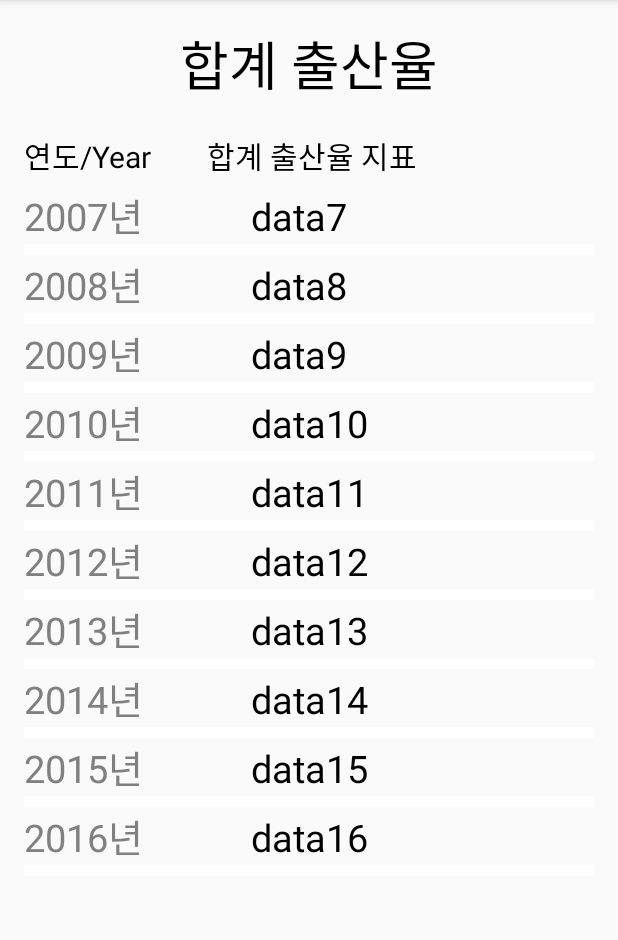
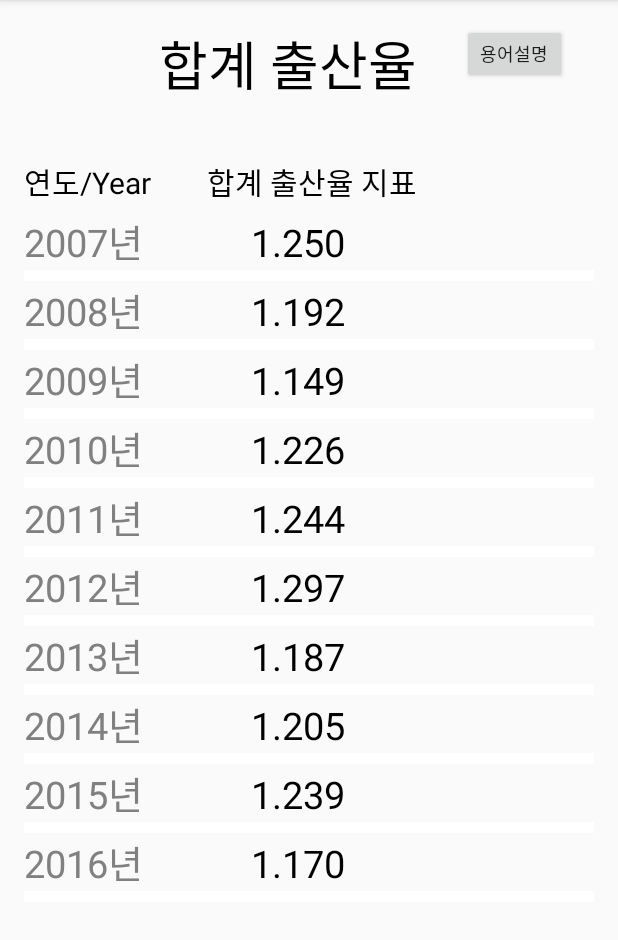
Before and after one commit to choijuhyuck/New_CK_JAVA_ANDROID_PROJECT, an Android app: the Population screen opened directly, with no data from a screen before it, after a tap on "합계 출산율(FERTILITY RATE)", on a phone screen of 412 x 824 dp, the part 84-1024 px from its top. Run offline under Robolectric (Android 15) with nearby library versions, the phone set to English and light mode, and no system bars.

Commit message:
인구 가구 크롤링

```diff
--- a/app/build.gradle
+++ b/app/build.gradle
@@ -28,7 +28,7 @@ dependencies {
     testCompile 'junit:junit:4.12'
     compile 'com.android.support.constraint:constraint-layout:1.0.2'
 
-    // jsoup 코드 추가
+    // ** jsoup 코드 추가
     compile group: 'org.jsoup', name: 'jsoup', version: '1.9.2'
 
 }
--- a/app/src/main/AndroidManifest.xml
+++ b/app/src/main/AndroidManifest.xml
@@ -1,6 +1,7 @@
 <?xml version="1.0" encoding="utf-8"?>
 <manifest xmlns:android="http://schemas.android.com/apk/res/android"
     package="com.example.juhyuck.ck_java_android_project">
+    <uses-permission android:name="android.permission.INTERNET" />
 
     <application
         android:allowBackup="true"
--- a/app/src/main/java/com/example/juhyuck/ck_java_android_project/population_component/Fertility_Rate.java
+++ b/app/src/main/java/com/example/juhyuck/ck_java_android_project/population_component/Fertility_Rate.java
@@ -4,6 +4,7 @@ import android.os.Bundle;
 import android.support.v7.app.AppCompatActivity;
 import android.view.View;
 import android.widget.AdapterView;
+import android.widget.Button;
 import android.widget.ListView;
 import android.widget.Toast;
 
@@ -16,19 +17,21 @@ public class Fertility_Rate extends AppCompatActivity {
 
     ListView listView;
     ListViewAdapter adapter;
-
+    Button btn1;
     @Override
     protected void onCreate(Bundle savedInstanceState) {
         super.onCreate(savedInstanceState);
         setContentView(R.layout.population_fertility__rate);
 
+        btn1 = (Button)findViewById(R.id.button1);
         listView = (ListView)findViewById(R.id.listview1);
+
         adapter = new ListViewAdapter();
 
-        adapter.addItem("2007년","data7");adapter.addItem("2008년","data8");
-        adapter.addItem("2009년","data9");adapter.addItem("2010년","data10");adapter.addItem("2011년","data11");
-        adapter.addItem("2012년","data12");adapter.addItem("2013년","data13");adapter.addItem("2014년","data14");
-        adapter.addItem("2015년","data15");adapter.addItem("2016년","data16");
+        adapter.addItem("2007년","1.250");adapter.addItem("2008년","1.192");
+        adapter.addItem("2009년","1.149");adapter.addItem("2010년","1.226");adapter.addItem("2011년","1.244");
+        adapter.addItem("2012년","1.297");adapter.addItem("2013년","1.187");adapter.addItem("2014년","1.205");
+        adapter.addItem("2015년","1.239");adapter.addItem("2016년","1.170");
 
         listView.setAdapter(adapter);
 
@@ -39,10 +42,19 @@ public class Fertility_Rate extends AppCompatActivity {
                 Toast.makeText(getApplicationContext(),listViewItem.getText1()+"의 합계출산율은 "
                         +listViewItem.getText2()+"입니다.",Toast.LENGTH_SHORT).show();
             }
+        });
 
+        btn1.setOnClickListener(new Button.OnClickListener(){
+            @Override public void onClick(View view) {
+                Toast.makeText(getApplicationContext(), "합계출산율 : 한 여자가 가임기간(15세~49세) 동안 낳을 것으로 예상되는 평균 출생아 수"
+                        ,Toast.LENGTH_LONG).show();
 
+            }
         });
 
     }
 
+
+
+
 }
--- a/app/src/main/java/com/example/juhyuck/ck_java_android_project/population_component/Population.java
+++ b/app/src/main/java/com/example/juhyuck/ck_java_android_project/population_component/Population.java
@@ -1,12 +1,22 @@
 package com.example.juhyuck.ck_java_android_project.population_component;
 
 import android.content.Intent;
+import android.os.AsyncTask;
 import android.os.Bundle;
 import android.support.v7.app.AppCompatActivity;
 import android.view.View;
 import android.widget.Button;
+import android.widget.TextView;
 
 import com.example.juhyuck.ck_java_android_project.R;
+
+import org.jsoup.Jsoup;
+import org.jsoup.nodes.Document;
+import org.jsoup.select.Elements;
+
+import java.io.IOException;
+import java.util.HashMap;
+import java.util.Map;
 
 // 합계 출산율
 // 혼인건수
@@ -14,34 +24,76 @@ import com.example.juhyuck.ck_java_android_project.R;
 
 public class Population extends AppCompatActivity {
     private Button bt1, bt2, bt3;
+    private TextView tx1, tx2;
 
-
-    protected void onCreate(Bundle savedInstanceState){
+    protected void onCreate(Bundle savedInstanceState) {
         super.onCreate(savedInstanceState);
         setContentView(R.layout.population);
 
-        bt1= (Button) findViewById(R.id.button1);
-        bt2= (Button) findViewById(R.id.button1);
-        bt3= (Button) findViewById(R.id.button1);
+        bt1 = (Button) findViewById(R.id.button1);
+        bt2 = (Button) findViewById(R.id.button1);
+        bt3 = (Button) findViewById(R.id.button1);
+        tx1 = (TextView) findViewById(R.id.textView1);
+        tx2 = (TextView) findViewById(R.id.textView2);
 
-
-        bt1.setOnClickListener(new View.OnClickListener(){
+        bt1.setOnClickListener(new View.OnClickListener() {
 
             @Override
-            public void onClick(View v){
-                Intent intent = new Intent(getApplicationContext(),Fertility_Rate.class);
+            public void onClick(View v) {
+                Intent intent = new Intent(getApplicationContext(), Fertility_Rate.class);
                 intent.setFlags(Intent.FLAG_ACTIVITY_SINGLE_TOP);
 
                 startActivityForResult(intent, 1000);
             }
 
         });
+    }
+
+
+    @Override
+    protected void onResume() {
+        super.onResume();
+
+        DataCrawling task = new DataCrawling();
+        task.execute();
+    }
+
+    protected class DataCrawling extends AsyncTask<Void, Void, Map<String, String>> {
+
+
+        @Override
+        protected Map<String, String> doInBackground(Void... params) {
+            Map<String, String> result = new HashMap<String, String>();
+            //Map<String, String> datalist = new HashMap<String, String>();
+
+            try {
+                Document document = Jsoup.connect("http://kosis.kr/nsportalStats/nsportalStats_0102Body.jsp?menuId=10").get();
+
+                // 인구*가구 title 갖고오기
+                Elements elements = document.select(".tline #menu_10");
+                result.put("mainTilte", elements.text());
+
+                elements = document.select(".Subject #menuTop1_10");
+                result.put("subTitle1", elements.text());
+
+
+            } catch (IOException e) {
+                e.printStackTrace();
+            }
+
+            return result;
+        }
+
+        @Override
+        protected void onPostExecute(Map<String, String> map) {
+
+            tx1.setText(map.get("mainTilte"));
+            tx2.setText(map.get("subTitle1"));
+
+        }
+    }
 
 
 
 
-
-
-    }
-
 }
--- a/app/src/main/res/layout/population_fertility__rate.xml
+++ b/app/src/main/res/layout/population_fertility__rate.xml
@@ -11,13 +11,12 @@
     tools:context="com.example.juhyuck.ck_java_android_project.population_component.Fertility_Rate">
 
     <LinearLayout
-        android:orientation="vertical"
+        android:orientation="horizontal"
         android:layout_width="match_parent"
         android:layout_height="match_parent"
 
         android:layout_alignParentTop="true"
         android:layout_alignParentStart="true">
-
 
     <TextView
         android:text="합계 출산율"
@@ -25,16 +24,36 @@
         android:layout_height="wrap_content"
         android:layout_alignParentBottom="true"
         android:layout_alignParentStart="true"
+        android:layout_marginLeft="90dp"
         android:textSize="35dp"
         android:textColor="@android:color/black"
         android:layout_gravity="center_horizontal"
         android:id="@+id/textView0" />
 
 
+    <Button
+        android:text="용어설명"
+        android:textSize="12dp"
+        android:layout_marginLeft="30dp"
+        android:layout_width="70dp"
+        android:layout_height="40dp"
+        android:id="@+id/button1" />
+    </LinearLayout>
+
+    <LinearLayout
+        android:orientation="vertical"
+        android:layout_width="match_parent"
+        android:layout_height="match_parent"
+        android:layout_marginTop="50dp"
+        android:layout_alignParentTop="true"
+        android:layout_alignParentStart="true">
+
+
+
         <TextView
             android:text="연도/Year        합계 출산율 지표"
             android:textSize="20dp"
-            android:layout_marginTop="20dp"
+            android:layout_marginTop="40dp"
             android:layout_width="300dp"
             android:layout_height="wrap_content"
             android:textColor="#000000"
```
Also changed, not shown: app/src/main/java/com/example/juhyuck/ck_java_android_project/MainActivity.java (+18 -17 lines), app/src/main/res/layout/population.xml (+19 -0 lines). Lines whose indentation alone changed are shown as unchanged.
